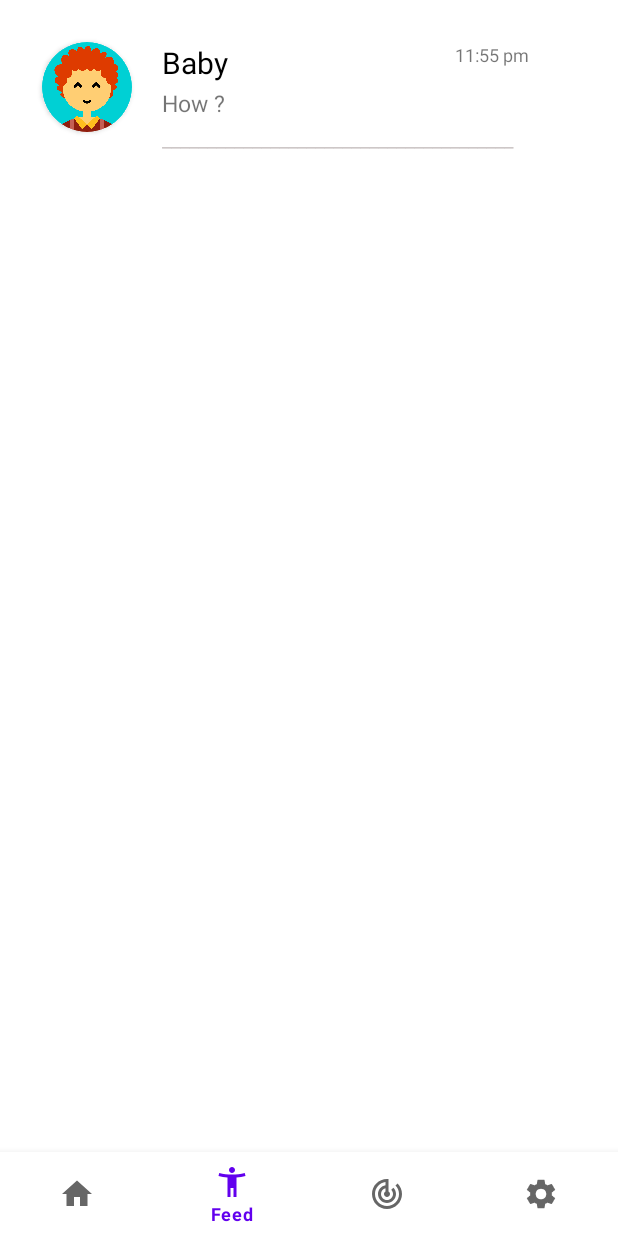
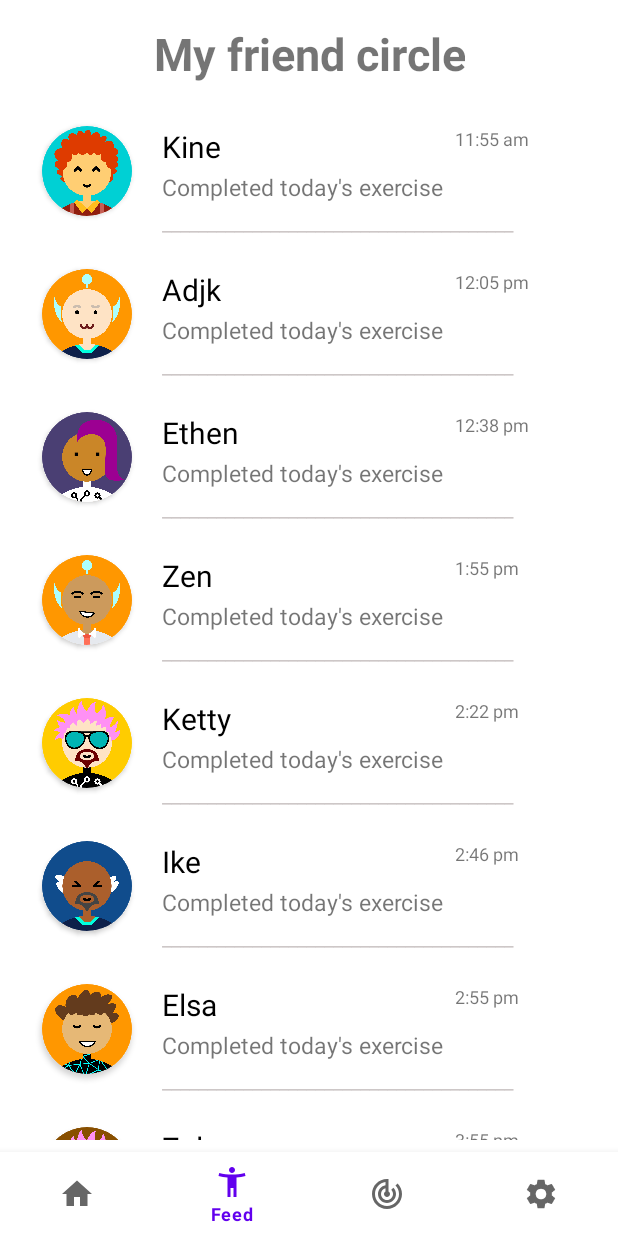
Before and after one commit to zhangxiao625/fitGroup, an Android app: the FeedActivity screen opened directly, with no data from a screen before it, on a phone screen of 412 x 824 dp. Run offline under Robolectric (Android 15) with nearby library versions, the phone set to English and light mode, and no system bars; Roboto replaces fonts that are not available here.

Commit message:
feed activity add data

```diff
--- a/app/src/main/java/com/example/myapplication/FeedActivity.java
+++ b/app/src/main/java/com/example/myapplication/FeedActivity.java
@@ -70,6 +70,18 @@ public class FeedActivity extends AppCompatActivity {
 
     private void initData() {
         userList = new ArrayList<>();
-        userList.add(new ModelClass(R.drawable.profile1,"Baby","How ?","11:55 pm","_______________________________________"));
+        userList.add(new ModelClass(R.drawable.profile1,"Kine","Completed today's exercise","11:55 am","_______________________________________"));
+        userList.add(new ModelClass(R.drawable.profile2,"Adjk","Completed today's exercise","12:05 pm","_______________________________________"));
+        userList.add(new ModelClass(R.drawable.profile3,"Ethen","Completed today's exercise","12:38 pm","_______________________________________"));
+        userList.add(new ModelClass(R.drawable.profile4,"Zen","Completed today's exercise","1:55 pm","_______________________________________"));
+        userList.add(new ModelClass(R.drawable.profile5,"Ketty","Completed today's exercise","2:22 pm","_______________________________________"));
+        userList.add(new ModelClass(R.drawable.profile6,"Ike","Completed today's exercise","2:46 pm","_______________________________________"));
+        userList.add(new ModelClass(R.drawable.profile7,"Elsa","Completed today's exercise","2:55 pm","_______________________________________"));
+        userList.add(new ModelClass(R.drawable.profile8,"Zal","Completed today's exercise","3:55 pm","_______________________________________"));
+        userList.add(new ModelClass(R.drawable.profile9,"Ekl","Completed today's exercise","11:55 pm","_______________________________________"));
+        userList.add(new ModelClass(R.drawable.profile10,"Kine","Completed today's exercise","11:55 pm","_______________________________________"));
+        userList.add(new ModelClass(R.drawable.profile1,"Kine","Completed today's exercise","11:55 pm","_______________________________________"));
+        userList.add(new ModelClass(R.drawable.profile2,"Kine","Completed today's exercise","11:55 pm","_______________________________________"));
+
     }
 }
--- a/app/src/main/res/layout/activity_feed.xml
+++ b/app/src/main/res/layout/activity_feed.xml
@@ -5,6 +5,19 @@
     android:layout_width="match_parent"
     android:layout_height="match_parent"
     tools:context=".MainActivity">
+
+    <TextView
+        android:id="@+id/title"
+        android:layout_width="wrap_content"
+        android:layout_height="wrap_content"
+        android:layout_alignParentTop="true"
+        android:layout_centerHorizontal="true"
+        android:layout_marginStart="76dp"
+        android:layout_marginTop="15dp"
+        android:gravity="center"
+        android:text="My friend circle"
+        android:textSize="30sp"
+        android:textStyle="bold" />
 
     <androidx.recyclerview.widget.RecyclerView
         android:id="@+id/RecyclerView"
@@ -14,6 +27,7 @@
         android:layout_marginTop="8dp"
         android:layout_marginEnd="8dp"
         android:layout_marginBottom="8dp"
+        android:layout_below="@+id/title"
         android:layout_above="@id/bottom_navigation"
         android:background="#ffffff">
 
--- a/app/src/main/res/layout/feed_item.xml
+++ b/app/src/main/res/layout/feed_item.xml
@@ -41,15 +41,16 @@
             android:layout_marginLeft="20dp">
 
         </TextView>
+
         <TextView
-            android:layout_width="140dp"
+            android:id="@+id/textview2"
+            android:layout_width="wrap_content"
             android:layout_height="30dp"
-            android:textSize="15sp"
-            android:id="@+id/textview2"
-            android:layout_toRightOf="@id/imageview1"
             android:layout_below="@+id/textview"
             android:layout_marginLeft="20dp"
-            android:text="How are you">
+            android:layout_toRightOf="@id/imageview1"
+            android:text="How are you"
+            android:textSize="15sp">
 
         </TextView>
         <TextView
@@ -63,16 +64,17 @@
             android:layout_height="40dp">
 
         </TextView>
+
         <TextView
+            android:id="@+id/Divider"
             android:layout_width="match_parent"
             android:layout_height="20dp"
-            android:textColor="#CDC7C7"
-            android:id="@+id/Divider"
+            android:layout_below="@id/imageview1"
+            android:layout_marginLeft="20dp"
             android:layout_marginTop="-5dp"
-            android:layout_marginLeft="20dp"
             android:layout_toRightOf="@id/imageview1"
-            android:layout_below="@id/imageview1"
-            android:text="hello">
+            android:text="hello"
+            android:textColor="#CDC7C7">
 
         </TextView>
 
```
